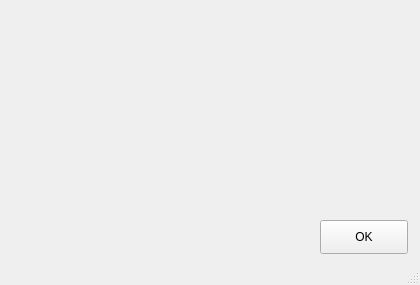
Old version of the form buttermanager/buttermanager/ui/ProblemsFoundWindow.ui in the repository egara/buttermanager.
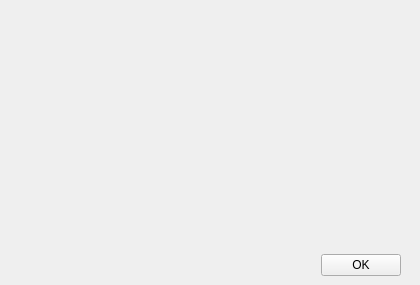
New version of the form.

Commit message: Issue #29. Implementing layout for ProblemsFoundWindow

```diff
--- a/buttermanager/buttermanager/ui/ProblemsFoundWindow.ui
+++ b/buttermanager/buttermanager/ui/ProblemsFoundWindow.ui
@@ -14,28 +14,17 @@
    <string>Alert</string>
   </property>
   <widget class="QWidget" name="centralwidget">
-   <widget class="QPushButton" name="button_ok">
-    <property name="geometry">
-     <rect>
-      <x>320</x>
-      <y>220</y>
-      <width>88</width>
-      <height>34</height>
-     </rect>
-    </property>
-    <property name="text">
-     <string>OK</string>
-    </property>
-   </widget>
+   <layout class="QVBoxLayout" name="verticalLayout_2">
+    <item>
+     <layout class="QVBoxLayout" name="verticalLayout" stretch="10,0">
+      <property name="leftMargin">
+       <number>10</number>
+      </property>
+      <property name="rightMargin">
+       <number>10</number>
+      </property>
+      <item>
    <widget class="QLabel" name="label_info">
-    <property name="geometry">
-     <rect>
-      <x>10</x>
-      <y>20</y>
-      <width>400</width>
-      <height>180</height>
-     </rect>
-    </property>
     <property name="text">
      <string/>
     </property>
@@ -43,8 +32,35 @@
      <set>Qt::AlignCenter</set>
     </property>
    </widget>
-  </widget>
-  <widget class="QStatusBar" name="statusbar"/>
+      </item>
+      <item>
+       <layout class="QHBoxLayout" name="horizontalLayout">
+        <item>
+         <spacer name="horizontalSpacer">
+          <property name="orientation">
+           <enum>Qt::Horizontal</enum>
+          </property>
+          <property name="sizeHint" stdset="0">
+           <size>
+            <width>40</width>
+            <height>20</height>
+           </size>
+          </property>
+         </spacer>
+        </item>
+        <item>
+         <widget class="QPushButton" name="button_ok">
+          <property name="text">
+           <string>OK</string>
+          </property>
+         </widget>
+        </item>
+       </layout>
+      </item>
+     </layout>
+    </item>
+   </layout>
+  </widget>
  </widget>
  <resources/>
  <connections/>
```
Lines whose indentation alone changed are shown as unchanged. The commit also changes 1 other file.
